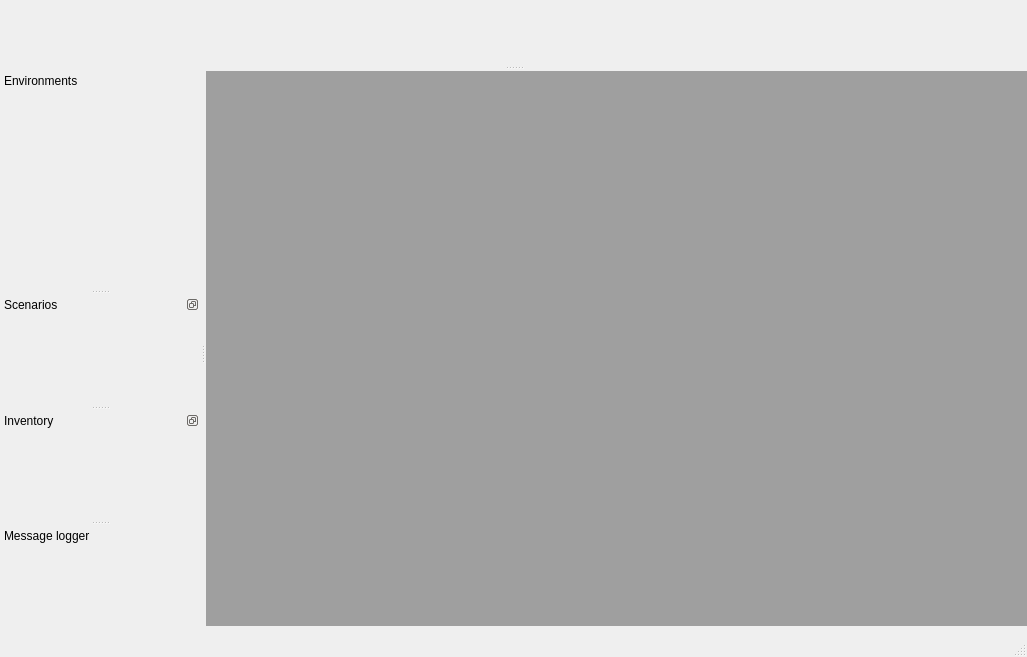
fatehmtd/RequestFlow, file RequestFlowApp/RequestFlow/ui/MainWindow.ui: the form before one commit.
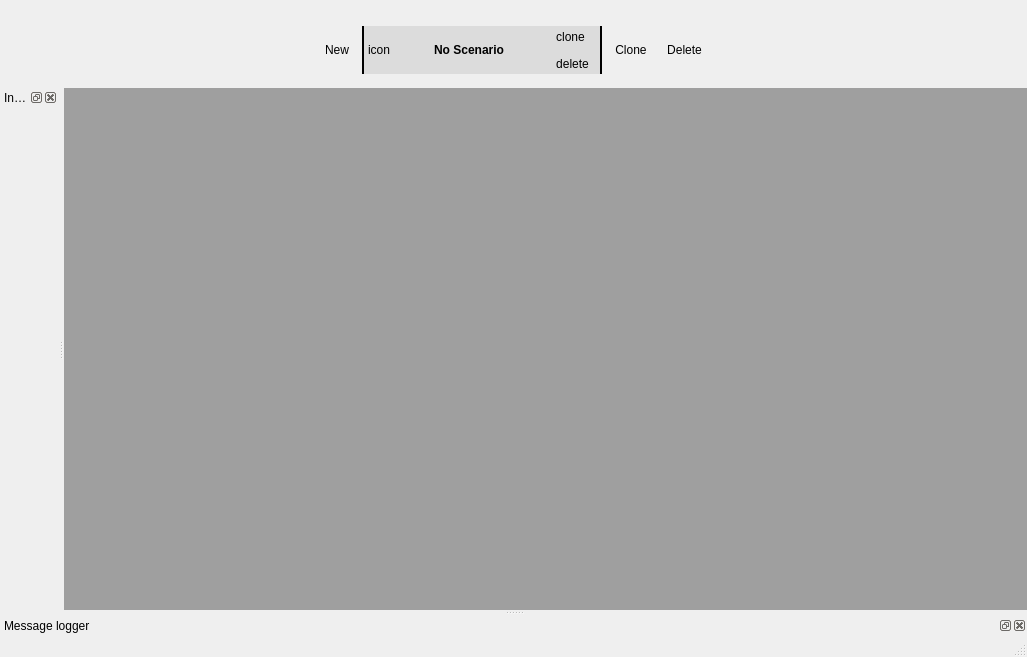
The form after the commit. Icons and pictures are not drawn. Custom widgets are drawn as their Qt base class.

```diff
--- a/RequestFlowApp/RequestFlow/ui/MainWindow.ui
+++ b/RequestFlowApp/RequestFlow/ui/MainWindow.ui
@@ -28,10 +28,25 @@
      <number>0</number>
     </property>
     <property name="bottomMargin">
-     <number>9</number>
+     <number>0</number>
     </property>
     <item row="0" column="0">
      <widget class="QMdiArea" name="mdiArea">
+      <property name="frameShape">
+       <enum>QFrame::NoFrame</enum>
+      </property>
+      <property name="lineWidth">
+       <number>1</number>
+      </property>
+      <property name="midLineWidth">
+       <number>1</number>
+      </property>
+      <property name="sizeAdjustPolicy">
+       <enum>QAbstractScrollArea::AdjustToContents</enum>
+      </property>
+      <property name="activationOrder">
+       <enum>QMdiArea::StackingOrder</enum>
+      </property>
       <property name="viewMode">
        <enum>QMdiArea::TabbedView</enum>
       </property>
@@ -39,7 +54,7 @@
        <bool>true</bool>
       </property>
       <property name="tabsClosable">
-       <bool>true</bool>
+       <bool>false</bool>
       </property>
       <property name="tabsMovable">
        <bool>true</bool>
@@ -51,15 +66,15 @@
   <widget class="QStatusBar" name="statusBar"/>
   <widget class="QDockWidget" name="dockWidget">
    <property name="sizePolicy">
-    <sizepolicy hsizetype="Preferred" vsizetype="Fixed">
+    <sizepolicy hsizetype="Preferred" vsizetype="Preferred">
      <horstretch>0</horstretch>
      <verstretch>0</verstretch>
     </sizepolicy>
    </property>
    <property name="minimumSize">
     <size>
-     <width>129</width>
-     <height>65</height>
+     <width>694</width>
+     <height>82</height>
     </size>
    </property>
    <property name="features">
@@ -72,25 +87,280 @@
     <number>4</number>
    </attribute>
    <widget class="QWidget" name="dockWidgetContents">
-    <layout class="QGridLayout" name="gridLayout_2">
+    <property name="sizePolicy">
+     <sizepolicy hsizetype="Preferred" vsizetype="Fixed">
+      <horstretch>0</horstretch>
+      <verstretch>0</verstretch>
+     </sizepolicy>
+    </property>
+    <property name="minimumSize">
+     <size>
+      <width>0</width>
+      <height>20</height>
+     </size>
+    </property>
+    <layout class="QGridLayout" name="gridLayout_4">
      <property name="leftMargin">
-      <number>1</number>
+      <number>9</number>
      </property>
      <property name="topMargin">
-      <number>2</number>
+      <number>0</number>
      </property>
      <property name="rightMargin">
-      <number>1</number>
+      <number>9</number>
      </property>
      <property name="bottomMargin">
-      <number>1</number>
-     </property>
-     <property name="spacing">
       <number>0</number>
      </property>
+     <item row="0" column="2">
+      <widget class="QFrame" name="frame">
+       <property name="sizePolicy">
+        <sizepolicy hsizetype="Fixed" vsizetype="Preferred">
+         <horstretch>0</horstretch>
+         <verstretch>0</verstretch>
+        </sizepolicy>
+       </property>
+       <property name="minimumSize">
+        <size>
+         <width>240</width>
+         <height>0</height>
+        </size>
+       </property>
+       <property name="styleSheet">
+        <string notr="true">.QFrame {
+background-color: rgb(220, 220, 220);
+border-left: 2px solid black;
+border-right: 2px solid black;
+}</string>
+       </property>
+       <property name="frameShape">
+        <enum>QFrame::NoFrame</enum>
+       </property>
+       <property name="frameShadow">
+        <enum>QFrame::Plain</enum>
+       </property>
+       <property name="lineWidth">
+        <number>0</number>
+       </property>
+       <property name="midLineWidth">
+        <number>0</number>
+       </property>
+       <layout class="QGridLayout" name="gridLayout_2">
+        <property name="leftMargin">
+         <number>6</number>
+        </property>
+        <property name="topMargin">
+         <number>0</number>
+        </property>
+        <property name="rightMargin">
+         <number>6</number>
+        </property>
+        <property name="bottomMargin">
+         <number>0</number>
+        </property>
+        <property name="horizontalSpacing">
+         <number>16</number>
+        </property>
+        <property name="verticalSpacing">
+         <number>0</number>
+        </property>
+        <item row="0" column="5">
+         <layout class="QVBoxLayout" name="verticalLayout">
+          <item>
+           <widget class="QToolButton" name="toolButton_clone">
+            <property name="toolTip">
+             <string>Clone the current scenario</string>
+            </property>
+            <property name="text">
+             <string>clone</string>
+            </property>
+            <property name="icon">
+             <iconset theme=":/ui/duplicate"/>
+            </property>
+            <property name="autoRaise">
+             <bool>true</bool>
+            </property>
+            <property name="arrowType">
+             <enum>Qt::NoArrow</enum>
+            </property>
+           </widget>
+          </item>
+          <item>
+           <widget class="QToolButton" name="toolButton_delete">
+            <property name="toolTip">
+             <string>Delete the current scenario</string>
+            </property>
+            <property name="text">
+             <string>delete</string>
+            </property>
+            <property name="icon">
+             <iconset theme=":/ui/delete"/>
+            </property>
+            <property name="autoRaise">
+             <bool>true</bool>
+            </property>
+           </widget>
+          </item>
+         </layout>
+        </item>
+        <item row="0" column="3">
+         <widget class="QLabel" name="label_scenarioName">
+          <property name="styleSheet">
+           <string notr="true">color: rgb(0, 0, 0); font-weight: 600;</string>
+          </property>
+          <property name="text">
+           <string>No Scenario</string>
+          </property>
+          <property name="alignment">
+           <set>Qt::AlignCenter</set>
+          </property>
+         </widget>
+        </item>
+        <item row="0" column="4">
+         <spacer name="horizontalSpacer">
+          <property name="orientation">
+           <enum>Qt::Horizontal</enum>
+          </property>
+          <property name="sizeHint" stdset="0">
+           <size>
+            <width>40</width>
+            <height>20</height>
+           </size>
+          </property>
+         </spacer>
+        </item>
+        <item row="0" column="1">
+         <widget class="QLabel" name="label_scenarioIcon">
+          <property name="text">
+           <string>icon</string>
+          </property>
+         </widget>
+        </item>
+        <item row="0" column="2">
+         <spacer name="horizontalSpacer_2">
+          <property name="orientation">
+           <enum>Qt::Horizontal</enum>
+          </property>
+          <property name="sizeHint" stdset="0">
+           <size>
+            <width>40</width>
+            <height>20</height>
+           </size>
+          </property>
+         </spacer>
+        </item>
+       </layout>
+      </widget>
+     </item>
+     <item row="0" column="5">
+      <spacer name="horizontalSpacer_4">
+       <property name="orientation">
+        <enum>Qt::Horizontal</enum>
+       </property>
+       <property name="sizeHint" stdset="0">
+        <size>
+         <width>382</width>
+         <height>20</height>
+        </size>
+       </property>
+      </spacer>
+     </item>
      <item row="0" column="0">
-      <widget class="QTabWidget" name="tabWidget">
-       <property name="documentMode">
+      <spacer name="horizontalSpacer_3">
+       <property name="orientation">
+        <enum>Qt::Horizontal</enum>
+       </property>
+       <property name="sizeHint" stdset="0">
+        <size>
+         <width>382</width>
+         <height>20</height>
+        </size>
+       </property>
+      </spacer>
+     </item>
+     <item row="0" column="1">
+      <widget class="QToolButton" name="toolButton_newScenario">
+       <property name="sizePolicy">
+        <sizepolicy hsizetype="Preferred" vsizetype="Preferred">
+         <horstretch>0</horstretch>
+         <verstretch>0</verstretch>
+        </sizepolicy>
+       </property>
+       <property name="autoFillBackground">
+        <bool>false</bool>
+       </property>
+       <property name="text">
+        <string>New</string>
+       </property>
+       <property name="icon">
+        <iconset theme=":/ui/test_case"/>
+       </property>
+       <property name="iconSize">
+        <size>
+         <width>16</width>
+         <height>16</height>
+        </size>
+       </property>
+       <property name="toolButtonStyle">
+        <enum>Qt::ToolButtonTextUnderIcon</enum>
+       </property>
+       <property name="autoRaise">
+        <bool>true</bool>
+       </property>
+      </widget>
+     </item>
+     <item row="0" column="3">
+      <widget class="QToolButton" name="toolButton_cloneScenario">
+       <property name="sizePolicy">
+        <sizepolicy hsizetype="Minimum" vsizetype="Preferred">
+         <horstretch>0</horstretch>
+         <verstretch>0</verstretch>
+        </sizepolicy>
+       </property>
+       <property name="text">
+        <string>Clone</string>
+       </property>
+       <property name="icon">
+        <iconset theme=":/ui/duplicate"/>
+       </property>
+       <property name="iconSize">
+        <size>
+         <width>16</width>
+         <height>16</height>
+        </size>
+       </property>
+       <property name="toolButtonStyle">
+        <enum>Qt::ToolButtonTextUnderIcon</enum>
+       </property>
+       <property name="autoRaise">
+        <bool>true</bool>
+       </property>
+      </widget>
+     </item>
+     <item row="0" column="4">
+      <widget class="QToolButton" name="toolButton_deleteScenario">
+       <property name="sizePolicy">
+        <sizepolicy hsizetype="Minimum" vsizetype="Preferred">
+         <horstretch>0</horstretch>
+         <verstretch>0</verstretch>
+        </sizepolicy>
+       </property>
+       <property name="text">
+        <string>Delete</string>
+       </property>
+       <property name="icon">
+        <iconset theme=":/ui/delete"/>
+       </property>
+       <property name="iconSize">
+        <size>
+         <width>16</width>
+         <height>16</height>
+        </size>
+       </property>
+       <property name="toolButtonStyle">
+        <enum>Qt::ToolButtonTextUnderIcon</enum>
+       </property>
+       <property name="autoRaise">
         <bool>true</bool>
        </property>
       </widget>
@@ -98,46 +368,9 @@
     </layout>
    </widget>
   </widget>
-  <widget class="QDockWidget" name="dockWidget_2">
-   <property name="minimumSize">
-    <size>
-     <width>200</width>
-     <height>38</height>
-    </size>
-   </property>
-   <property name="windowIcon">
-    <iconset theme=":/ui/environment">
-     <normaloff>.</normaloff>.</iconset>
-   </property>
-   <property name="features">
-    <set>QDockWidget::DockWidgetMovable</set>
-   </property>
-   <property name="allowedAreas">
-    <set>Qt::BottomDockWidgetArea|Qt::LeftDockWidgetArea|Qt::RightDockWidgetArea</set>
-   </property>
-   <property name="windowTitle">
-    <string>Environments</string>
-   </property>
-   <attribute name="dockWidgetArea">
-    <number>1</number>
-   </attribute>
-   <widget class="EnvironmentsWidget" name="environmentsWidget"/>
-  </widget>
-  <widget class="QDockWidget" name="dockWidget_3">
-   <property name="features">
-    <set>QDockWidget::DockWidgetFloatable|QDockWidget::DockWidgetMovable</set>
-   </property>
-   <property name="windowTitle">
-    <string>Scenarios</string>
-   </property>
-   <attribute name="dockWidgetArea">
-    <number>1</number>
-   </attribute>
-   <widget class="ScenariosWidget" name="scenariosWidget"/>
-  </widget>
   <widget class="QDockWidget" name="dockWidget_4">
    <property name="features">
-    <set>QDockWidget::DockWidgetFloatable|QDockWidget::DockWidgetMovable</set>
+    <set>QDockWidget::AllDockWidgetFeatures</set>
    </property>
    <property name="allowedAreas">
     <set>Qt::BottomDockWidgetArea|Qt::LeftDockWidgetArea|Qt::RightDockWidgetArea</set>
@@ -152,7 +385,7 @@
   </widget>
   <widget class="QDockWidget" name="dockWidget_5">
    <property name="features">
-    <set>QDockWidget::DockWidgetMovable</set>
+    <set>QDockWidget::AllDockWidgetFeatures</set>
    </property>
    <property name="allowedAreas">
     <set>Qt::BottomDockWidgetArea|Qt::LeftDockWidgetArea|Qt::RightDockWidgetArea</set>
@@ -161,7 +394,7 @@
     <string>Message logger</string>
    </property>
    <attribute name="dockWidgetArea">
-    <number>1</number>
+    <number>8</number>
    </attribute>
    <widget class="QWidget" name="dockWidgetContents_2">
     <layout class="QGridLayout" name="gridLayout_3">
@@ -189,18 +422,6 @@
  </widget>
  <layoutdefault spacing="6" margin="11"/>
  <customwidgets>
-  <customwidget>
-   <class>EnvironmentsWidget</class>
-   <extends>QWidget</extends>
-   <header>EnvironmentsWidget.h</header>
-   <container>1</container>
-  </customwidget>
-  <customwidget>
-   <class>ScenariosWidget</class>
-   <extends>QWidget</extends>
-   <header>ScenariosWidget.h</header>
-   <container>1</container>
-  </customwidget>
   <customwidget>
    <class>InventoryWidget</class>
    <extends>QWidget</extends>
```
Left out of the diff: 3 changed lines with no effect on the pictures.
